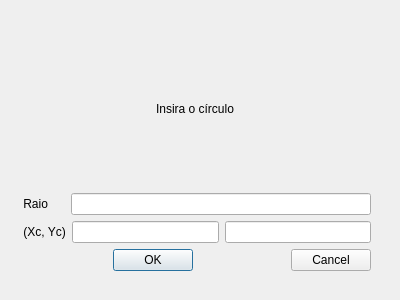
First picture: the form in insertcirclewindow.ui, repository josecleiton/GIS-RTree, before the edit.
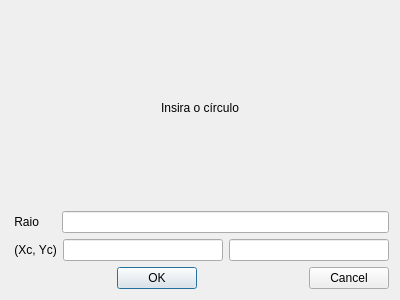
Second picture: the form after the edit.

Commit message: responsividade nas janelas

```diff
--- a/insertcirclewindow.ui
+++ b/insertcirclewindow.ui
@@ -13,15 +13,8 @@
   <property name="windowTitle">
    <string>Dialog</string>
   </property>
-  <widget class="QWidget" name="">
-   <property name="geometry">
-    <rect>
-     <x>20</x>
-     <y>30</y>
-     <width>351</width>
-     <height>241</height>
-    </rect>
-   </property>
+  <layout class="QVBoxLayout" name="verticalLayout_2">
+   <item>
    <layout class="QVBoxLayout" name="verticalLayout">
     <item alignment="Qt::AlignHCenter">
      <widget class="QLabel" name="label">
@@ -95,7 +88,8 @@
      </layout>
     </item>
    </layout>
-  </widget>
+   </item>
+  </layout>
  </widget>
  <resources/>
  <connections>
```
Lines whose indentation alone changed are shown as unchanged. The commit also changes 3 other files.
